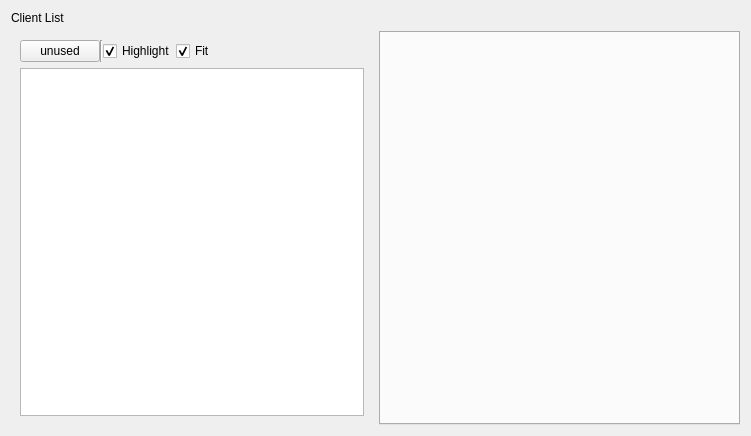
Old version of the form concert_conductor_graph/ui/conductor_graph.ui in the repository robotics-in-concert/rocon_qt_gui.
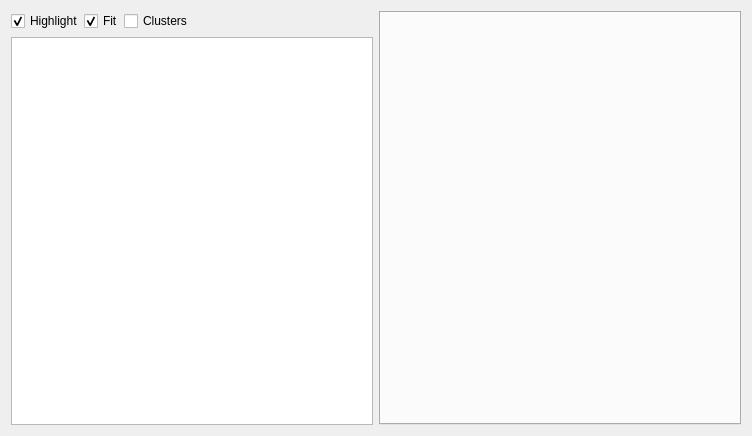
New version of the form. Custom widgets are drawn as their Qt base class.

```diff
--- a/concert_conductor_graph/ui/conductor_graph.ui
+++ b/concert_conductor_graph/ui/conductor_graph.ui
@@ -9,7 +9,7 @@
    <rect>
     <x>0</x>
     <y>0</y>
-    <width>751</width>
+    <width>752</width>
     <height>436</height>
    </rect>
   </property>
@@ -22,12 +22,9 @@
   <property name="windowTitle">
    <string>Conductor Graph</string>
   </property>
-  <layout class="QGridLayout" name="gridLayout">
-   <item row="1" column="0">
-    <layout class="QVBoxLayout" name="verticalLayout_2">
-     <property name="margin">
-      <number>9</number>
-     </property>
+  <layout class="QHBoxLayout" name="horizontalLayout">
+   <item>
+    <layout class="QVBoxLayout" name="verticalLayout">
      <item>
       <widget class="QWidget" name="widget" native="true">
        <property name="enabled">
@@ -55,23 +52,6 @@
         <property name="margin">
          <number>0</number>
         </property>
-        <item>
-         <widget class="QPushButton" name="unused_push_button">
-          <property name="toolTip">
-           <string>Refresh ROS graph</string>
-          </property>
-          <property name="text">
-           <string>unused</string>
-          </property>
-         </widget>
-        </item>
-        <item>
-         <widget class="Line" name="line">
-          <property name="orientation">
-           <enum>Qt::Vertical</enum>
-          </property>
-         </widget>
-        </item>
         <item>
          <widget class="QCheckBox" name="highlight_connections_check_box">
           <property name="toolTip">
@@ -98,6 +78,13 @@
           </property>
          </widget>
         </item>
+        <item>
+         <widget class="QCheckBox" name="clusters_check_box">
+          <property name="text">
+           <string>Clusters</string>
+          </property>
+         </widget>
+        </item>
         <item>
          <spacer name="horizontalSpacer_2">
           <property name="orientation">
@@ -126,47 +113,10 @@
      </item>
     </layout>
    </item>
-   <item row="1" column="1">
+   <item>
     <widget class="QTabWidget" name="tabWidget">
-     <property name="sizePolicy">
-      <sizepolicy hsizetype="Expanding" vsizetype="Expanding">
-       <horstretch>0</horstretch>
-       <verstretch>0</verstretch>
-      </sizepolicy>
-     </property>
-     <property name="minimumSize">
-      <size>
-       <width>141</width>
-       <height>0</height>
-      </size>
-     </property>
      <property name="currentIndex">
       <number>-1</number>
-     </property>
-     <property name="iconSize">
-      <size>
-       <width>16</width>
-       <height>16</height>
-      </size>
-     </property>
-     <property name="elideMode">
-      <enum>Qt::ElideRight</enum>
-     </property>
-     <property name="documentMode">
-      <bool>false</bool>
-     </property>
-     <property name="tabsClosable">
-      <bool>false</bool>
-     </property>
-     <property name="movable">
-      <bool>true</bool>
-     </property>
-    </widget>
-   </item>
-   <item row="0" column="0">
-    <widget class="QLabel" name="client_list">
-     <property name="text">
-      <string>Client List</string>
      </property>
     </widget>
    </item>
```
